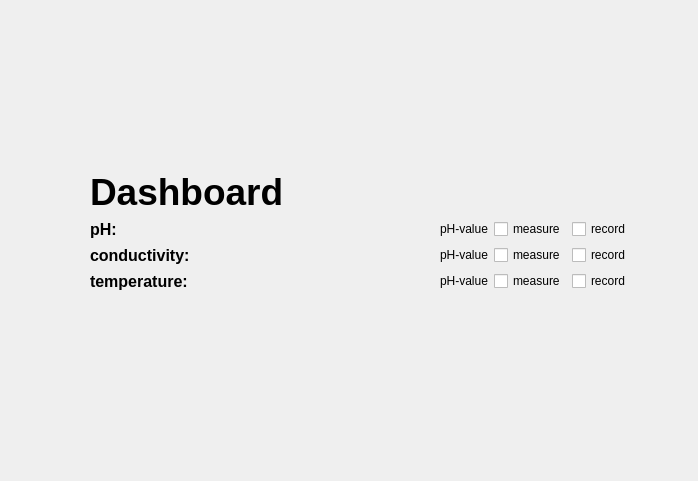
Before: the Qt Designer form UI/dashboard.ui in aragon0013/Algea-PBR-Controler, drawn with Qt 5.
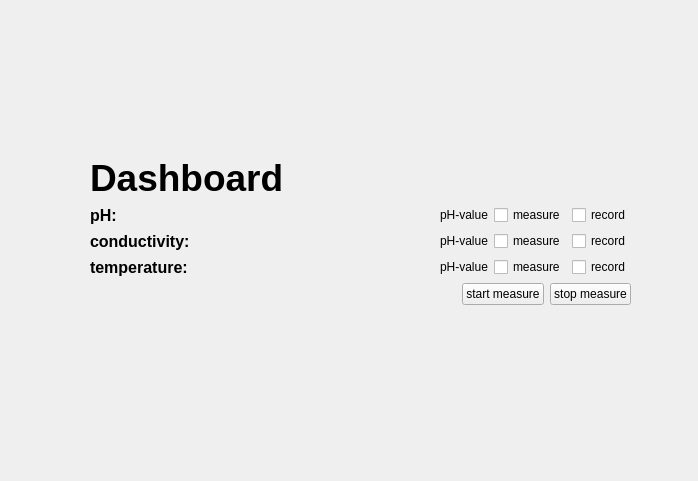
After: the same form once the commit is applied.

Commit message: adopted dashboard UI

Patch:
```diff
--- a/UI/dashboard.ui
+++ b/UI/dashboard.ui
@@ -202,6 +202,37 @@
       </item>
      </layout>
     </item>
+    <item>
+     <layout class="QHBoxLayout" name="measure_control_layout">
+      <item>
+       <spacer name="horizontalSpacer_4">
+        <property name="orientation">
+         <enum>Qt::Orientation::Horizontal</enum>
+        </property>
+        <property name="sizeHint" stdset="0">
+         <size>
+          <width>40</width>
+          <height>20</height>
+         </size>
+        </property>
+       </spacer>
+      </item>
+      <item>
+       <widget class="QPushButton" name="button_start_measure">
+        <property name="text">
+         <string>start measure</string>
+        </property>
+       </widget>
+      </item>
+      <item>
+       <widget class="QPushButton" name="button_stop_measure">
+        <property name="text">
+         <string>stop measure</string>
+        </property>
+       </widget>
+      </item>
+     </layout>
+    </item>
     <item>
      <spacer name="verticalSpacer">
       <property name="orientation">
```
The commit also changes 1 other file.
